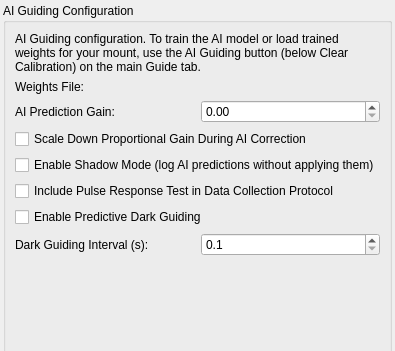
Old version of the form kstars/ekos/guide/opsaiconfig.ui in the repository KDE/kstars; both pictures show x 0 to 395 and y 0 to 351 of the 395 by 604 pixel window.
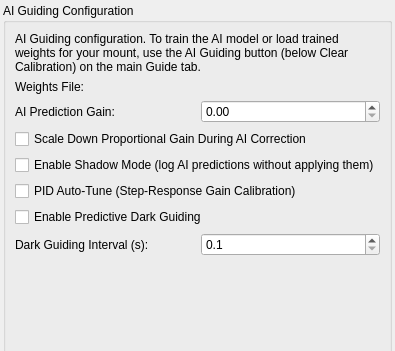
New version of the form. Custom widgets are drawn as their Qt base class.

Commit message: AI Guide: run PID Auto-Tune first, add live gain-lock, free-drift recenter

```diff
--- a/kstars/ekos/guide/opsaiconfig.ui
+++ b/kstars/ekos/guide/opsaiconfig.ui
@@ -76,7 +76,7 @@
       <item>
        <widget class="QCheckBox" name="kcfg_AIProtocolPulseTest">
         <property name="text">
-         <string>Include Pulse Response Test in Data Collection Protocol</string>
+         <string>PID Auto-Tune (Step-Response Gain Calibration)</string>
         </property>
         <property name="toolTip">
          <string>Measures the mount's elastic response to guide pulses (harmonic drives). Adds about 20 minutes to the protocol and has not produced measurable results on rigs tested so far, so it is off by default.</string>
```
Left out of the diff: 4 changed lines with no effect on the pictures. The commit also changes 13 other files.
